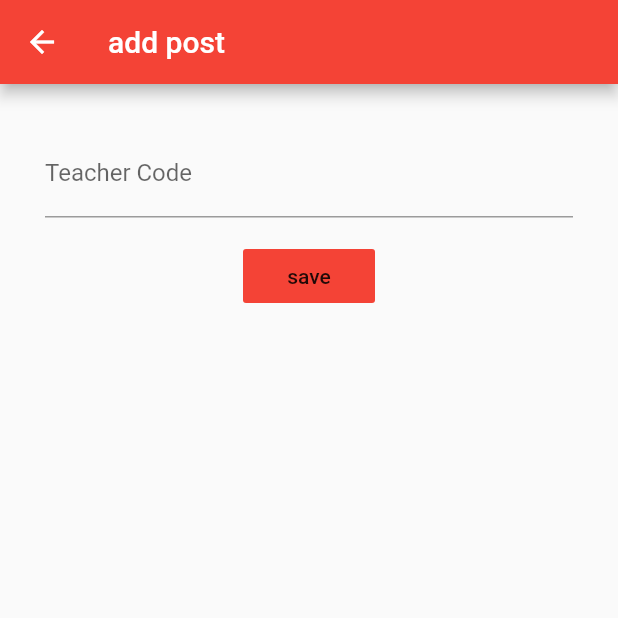
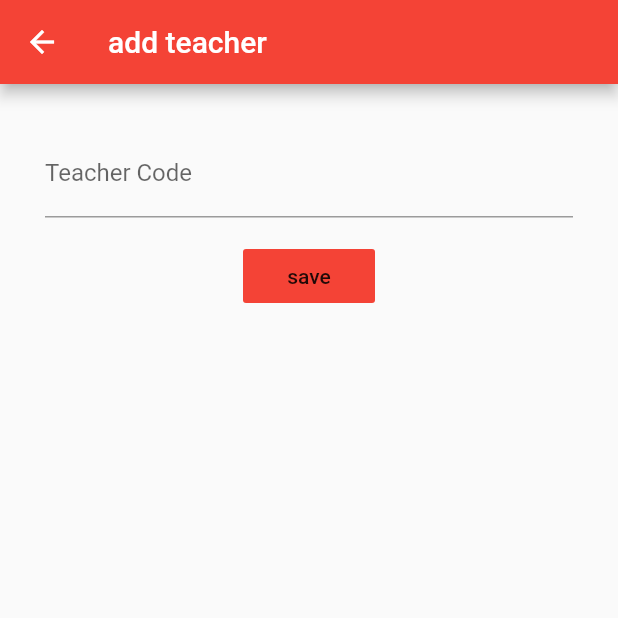
Before and after one commit to minafaried/teacher-student-Assistance, a Flutter app: the AddSubscriber screen opened directly, on a phone screen of 412 x 824 dp, the top half of it. Run offline on Flutter 3.47's test engine with Material 2 defaults, Android fonts, the light colour scheme and no system bars; our stand-ins replace file_picker, firebase_storage, photo_view, sqflite; missing offline and left inert: flutter_plugin_pdf_viewer; accounts and stored records are empty.

Commit message:
Add files via upload

```diff
--- a/student_assistant_app/lib/pages/addSubscribar.dart
+++ b/student_assistant_app/lib/pages/addSubscribar.dart
@@ -1,8 +1,6 @@
 import 'dart:io';
 
-import 'package:file_picker/file_picker.dart';
 import 'package:flutter/material.dart';
-import 'package:path/path.dart';
 import 'package:provider/provider.dart';
 
 import '../controller.dart';
@@ -24,7 +22,7 @@ class AddSubscriberState extends State<AddSubscriber> {
     final controller = Provider.of<Controller>(context);
     return Scaffold(
       appBar: AppBar(
-        title: Text('add post'),
+        title: Text('add teacher'),
       ),
       body: SingleChildScrollView(
         child: Container(
```
